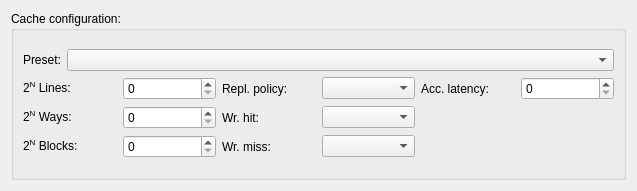
The window that src/cachesim/cacheconfigwidget.ui (mortbopet/Ripes) describes before a commit, drawn with Qt 5.
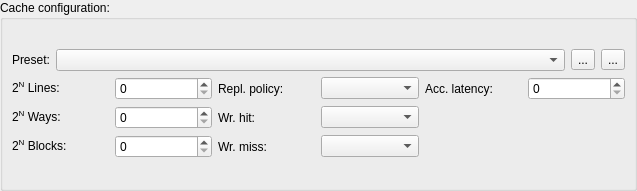
The same window after the commit.

Commit message: Add user cache preset storing

Diff of the .ui file:
```diff
--- a/src/cachesim/cacheconfigwidget.ui
+++ b/src/cachesim/cacheconfigwidget.ui
@@ -14,6 +14,18 @@
    <string>Form</string>
   </property>
   <layout class="QGridLayout" name="gridLayout_2">
+   <property name="leftMargin">
+    <number>0</number>
+   </property>
+   <property name="topMargin">
+    <number>0</number>
+   </property>
+   <property name="rightMargin">
+    <number>0</number>
+   </property>
+   <property name="bottomMargin">
+    <number>0</number>
+   </property>
    <item row="0" column="0">
     <layout class="QVBoxLayout" name="verticalLayout_6">
      <item>
@@ -49,6 +61,20 @@
               </property>
              </widget>
             </item>
+            <item>
+             <widget class="QToolButton" name="savePresetButton">
+              <property name="text">
+               <string>...</string>
+              </property>
+             </widget>
+            </item>
+            <item>
+             <widget class="QToolButton" name="removePresetButton">
+              <property name="text">
+               <string>...</string>
+              </property>
+             </widget>
+            </item>
            </layout>
           </item>
           <item>
```
The commit also changes 6 other files.
